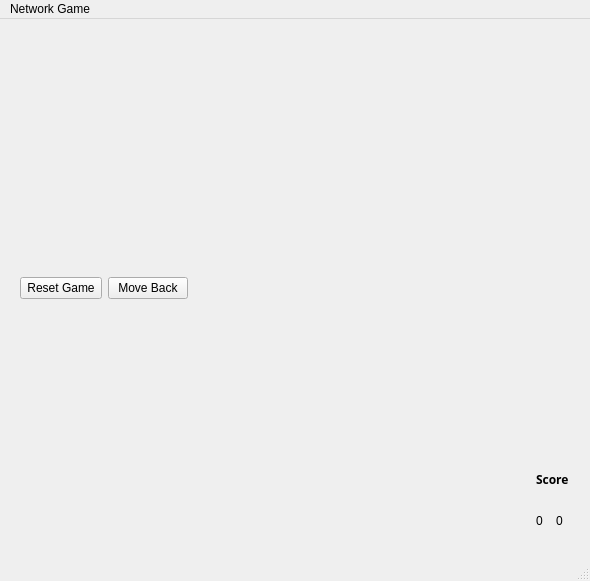
The window that mainwindow.ui (pilatcen/connect-five) describes before a commit, drawn with Qt 5.
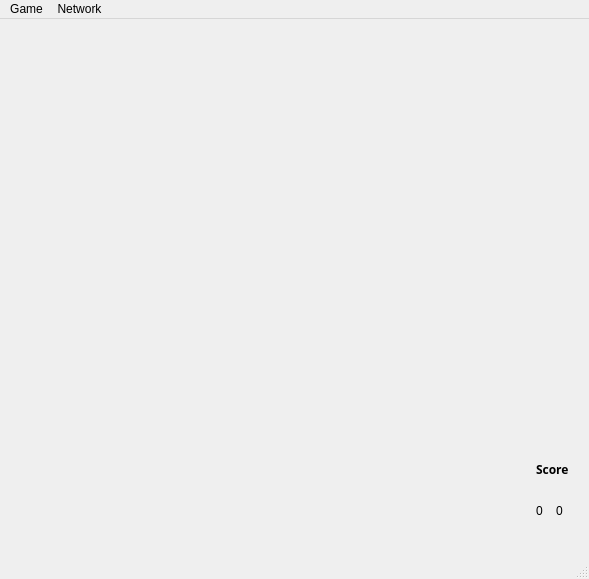
The same window after the commit. Icons and pictures are not drawn.

Diff of the .ui file:
```diff
--- a/mainwindow.ui
+++ b/mainwindow.ui
@@ -6,8 +6,8 @@
    <rect>
     <x>0</x>
     <y>0</y>
-    <width>590</width>
-    <height>581</height>
+    <width>589</width>
+    <height>579</height>
    </rect>
   </property>
   <property name="windowTitle">
@@ -20,7 +20,7 @@
       <x>9</x>
       <y>9</y>
       <width>571</width>
-      <height>511</height>
+      <height>501</height>
      </rect>
     </property>
     <layout class="QHBoxLayout" name="horizontalLayout">
@@ -32,19 +32,15 @@
           <number>10</number>
          </property>
          <item>
-          <widget class="QPushButton" name="pushButton">
-           <property name="enabled">
-            <bool>true</bool>
+          <widget class="QLabel" name="label_6">
+           <property name="font">
+            <font>
+             <weight>75</weight>
+             <bold>true</bold>
+            </font>
            </property>
            <property name="text">
-            <string> Reset Game </string>
-           </property>
-          </widget>
-         </item>
-         <item>
-          <widget class="QPushButton" name="pushButton_moveBack">
-           <property name="text">
-            <string>Move Back</string>
+            <string/>
            </property>
           </widget>
          </item>
@@ -63,6 +59,12 @@
          </item>
          <item>
           <widget class="QLabel" name="label_3">
+           <property name="font">
+            <font>
+             <weight>75</weight>
+             <bold>true</bold>
+            </font>
+           </property>
            <property name="text">
             <string/>
            </property>
@@ -70,6 +72,12 @@
          </item>
          <item>
           <widget class="QLabel" name="label_color">
+           <property name="font">
+            <font>
+             <weight>75</weight>
+             <bold>true</bold>
+            </font>
+           </property>
            <property name="text">
             <string/>
            </property>
@@ -90,6 +98,12 @@
          </item>
          <item>
           <widget class="QLabel" name="label_turn">
+           <property name="font">
+            <font>
+             <weight>75</weight>
+             <bold>true</bold>
+            </font>
+           </property>
            <property name="text">
             <string/>
            </property>
@@ -97,6 +111,12 @@
          </item>
          <item>
           <widget class="QLabel" name="label_2">
+           <property name="font">
+            <font>
+             <weight>75</weight>
+             <bold>true</bold>
+            </font>
+           </property>
            <property name="text">
             <string/>
            </property>
@@ -184,17 +204,26 @@
     <rect>
      <x>0</x>
      <y>0</y>
-     <width>590</width>
+     <width>589</width>
      <height>33</height>
     </rect>
    </property>
    <widget class="QMenu" name="menuGame">
     <property name="title">
-     <string>Network Game</string>
+     <string>Network</string>
     </property>
     <addaction name="actionNew_Network_Game"/>
     <addaction name="actionConnect_to_Game"/>
    </widget>
+   <widget class="QMenu" name="menuGame_2">
+    <property name="title">
+     <string>Game</string>
+    </property>
+    <addaction name="actionMove_Back_2"/>
+    <addaction name="actionReset_Game"/>
+    <addaction name="actionQuit"/>
+   </widget>
+   <addaction name="menuGame_2"/>
    <addaction name="menuGame"/>
   </widget>
   <action name="actionNewLocalGame">
```
Left out of the diff: 34 changed lines with no effect on the pictures.
